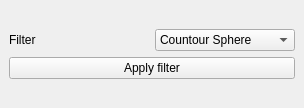
The window that Code/GUI/lib/Resources/OneClickSegmentationDockWidget.ui (gofigure2/GoFigure2) describes before a commit, drawn with Qt 5.
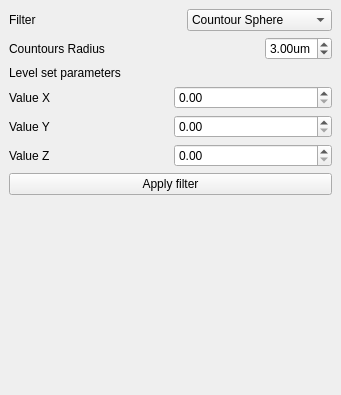
The same window after the commit.

Commit message: ENH: dialog to choose contours settings reconnected to manual segmentation widget ENH: radius selection spinbox added to one click segmentation widget

Diff of the .ui file:
```diff
--- a/Code/GUI/lib/Resources/OneClickSegmentationDockWidget.ui
+++ b/Code/GUI/lib/Resources/OneClickSegmentationDockWidget.ui
@@ -6,8 +6,8 @@
    <rect>
     <x>0</x>
     <y>0</y>
-    <width>304</width>
-    <height>108</height>
+    <width>341</width>
+    <height>395</height>
    </rect>
   </property>
   <property name="sizePolicy">
@@ -23,10 +23,8 @@
    <string>OneClickSegmentation</string>
   </property>
   <widget class="QWidget" name="dockWidgetContents">
-   <layout class="QGridLayout" name="gridLayout_3">
-    <item row="0" column="0">
-     <layout class="QGridLayout" name="gridLayout_2">
-      <item row="0" column="0">
+   <layout class="QGridLayout" name="gridLayout_7">
+    <item row="0" column="0" colspan="2">
        <layout class="QGridLayout" name="gridLayout">
         <item row="0" column="0">
          <widget class="QLabel" name="label">
@@ -35,10 +33,10 @@
           </property>
          </widget>
         </item>
-        <item row="0" column="1">
+      <item row="0" column="2">
          <widget class="QComboBox" name="filterType">
           <property name="sizePolicy">
-           <sizepolicy hsizetype="Minimum" vsizetype="Fixed">
+         <sizepolicy hsizetype="MinimumExpanding" vsizetype="Fixed">
             <horstretch>0</horstretch>
             <verstretch>0</verstretch>
            </sizepolicy>
@@ -59,18 +57,148 @@
             <string>3D Sphere</string>
            </property>
           </item>
-         </widget>
-        </item>
-       </layout>
+        <item>
+         <property name="text">
+          <string>2D Level Set</string>
+         </property>
+        </item>
+        <item>
+         <property name="text">
+          <string>3D Level Set</string>
+         </property>
+        </item>
+       </widget>
+      </item>
+      <item row="0" column="1">
+       <spacer name="horizontalSpacer">
+        <property name="orientation">
+         <enum>Qt::Horizontal</enum>
+        </property>
+        <property name="sizeHint" stdset="0">
+         <size>
+          <width>40</width>
+          <height>20</height>
+         </size>
+        </property>
+       </spacer>
+      </item>
+     </layout>
+    </item>
+    <item row="1" column="0" colspan="2">
+     <layout class="QGridLayout" name="gridLayout_2">
+      <item row="0" column="0">
+       <widget class="QLabel" name="radiusLabel">
+        <property name="text">
+         <string>Countours Radius</string>
+        </property>
+       </widget>
+      </item>
+      <item row="0" column="2">
+       <widget class="QDoubleSpinBox" name="radiusSpinBox">
+        <property name="suffix">
+         <string>um</string>
+        </property>
+        <property name="minimum">
+         <double>0.100000000000000</double>
+        </property>
+        <property name="maximum">
+         <double>6.000000000000000</double>
+        </property>
+        <property name="singleStep">
+         <double>0.100000000000000</double>
+        </property>
+        <property name="value">
+         <double>3.000000000000000</double>
+        </property>
+       </widget>
+      </item>
+      <item row="0" column="1">
+       <spacer name="horizontalSpacer_2">
+        <property name="orientation">
+         <enum>Qt::Horizontal</enum>
+        </property>
+        <property name="sizeHint" stdset="0">
+         <size>
+          <width>40</width>
+          <height>20</height>
+         </size>
+        </property>
+       </spacer>
+      </item>
+     </layout>
+    </item>
+    <item row="2" column="0" colspan="2">
+     <layout class="QGridLayout" name="gridLayout_6">
+      <item row="0" column="0">
+       <widget class="QLabel" name="label_2">
+        <property name="text">
+         <string>Level set parameters</string>
+        </property>
+       </widget>
       </item>
       <item row="1" column="0">
+       <layout class="QGridLayout" name="gridLayout_5">
+        <item row="0" column="0">
+         <widget class="QLabel" name="label_3">
+          <property name="text">
+           <string>Value X</string>
+          </property>
+         </widget>
+        </item>
+        <item row="0" column="1">
+         <widget class="QDoubleSpinBox" name="doubleSpinBox"/>
+        </item>
+       </layout>
+      </item>
+      <item row="2" column="0">
+       <layout class="QGridLayout" name="gridLayout_4">
+        <item row="0" column="0">
+         <widget class="QLabel" name="label_4">
+          <property name="text">
+           <string>Value Y</string>
+          </property>
+         </widget>
+        </item>
+        <item row="0" column="1">
+         <widget class="QDoubleSpinBox" name="doubleSpinBox_2"/>
+        </item>
+       </layout>
+      </item>
+      <item row="3" column="0">
+       <layout class="QGridLayout" name="gridLayout_3">
+        <item row="0" column="0">
+         <widget class="QLabel" name="label_5">
+          <property name="text">
+           <string>Value Z</string>
+          </property>
+         </widget>
+        </item>
+        <item row="0" column="1">
+         <widget class="QDoubleSpinBox" name="doubleSpinBox_3"/>
+        </item>
+       </layout>
+      </item>
+     </layout>
+    </item>
+    <item row="3" column="0" colspan="2">
        <widget class="QPushButton" name="applyFilterBtn">
         <property name="text">
          <string>Apply filter</string>
         </property>
        </widget>
       </item>
-     </layout>
+    <item row="4" column="1">
+     <spacer name="verticalSpacer">
+      <property name="orientation">
+       <enum>Qt::Vertical</enum>
+      </property>
+      <property name="sizeHint" stdset="0">
+       <size>
+        <width>20</width>
+        <height>40</height>
+       </size>
+      </property>
+     </spacer>
     </item>
    </layout>
   </widget>
```
Lines whose indentation alone changed are shown as unchanged. The commit also changes 6 other files.
